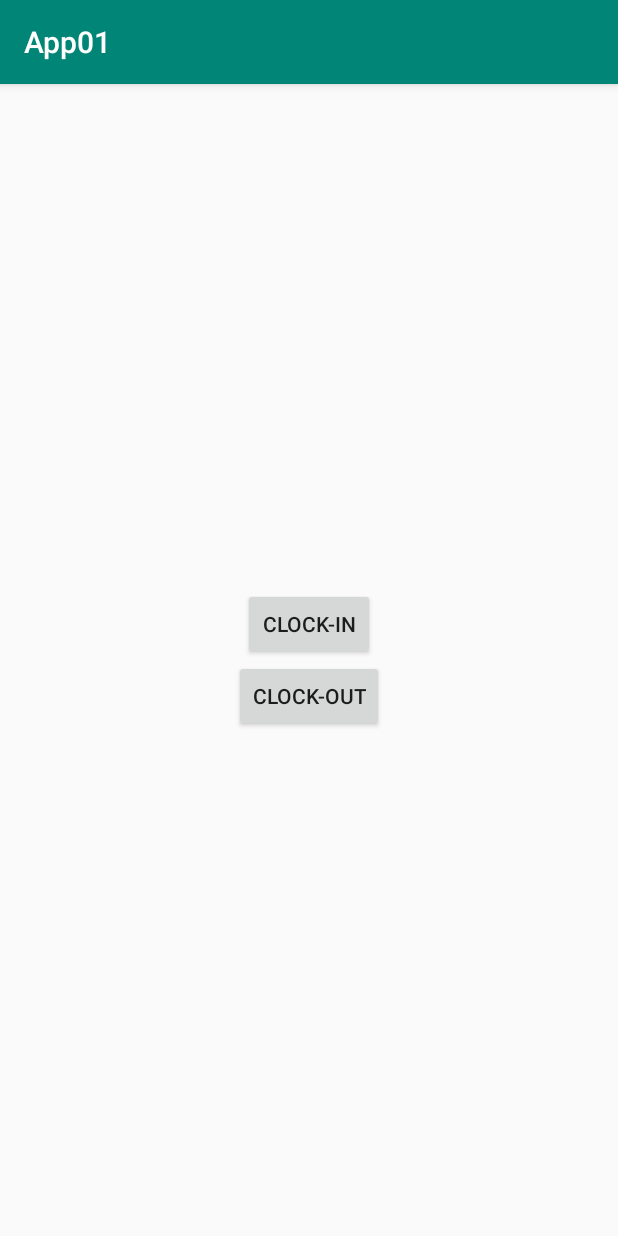
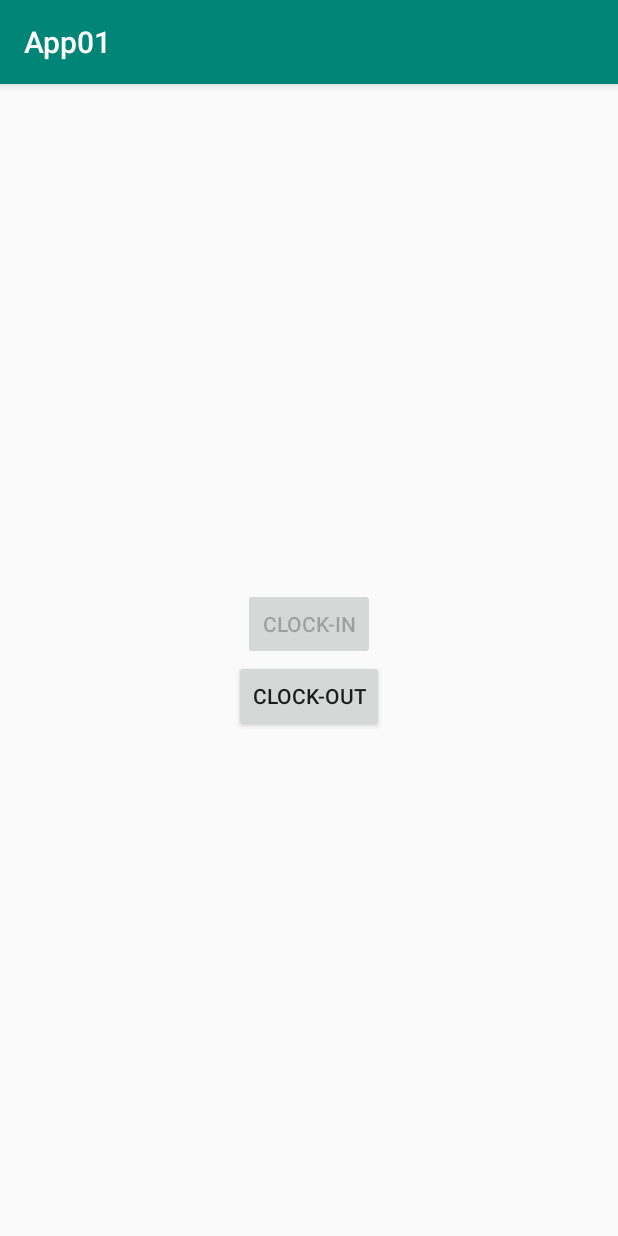
Before and after one commit to ChrisT233/MyProjects2, an Android app: the screen it shows after launch (MainActivity), after a tap on "CLOCK-IN", on a phone screen of 412 x 824 dp. Run offline under Robolectric (Android 15) with nearby library versions, the phone set to English and light mode, and no system bars.

Commit message:
Second instant

```diff
--- a/app/src/main/java/com/example/app01/MainActivity.java
+++ b/app/src/main/java/com/example/app01/MainActivity.java
@@ -7,19 +7,25 @@ import android.view.View;
 import android.widget.Button;
 
 public class MainActivity extends AppCompatActivity {
+    Button clockin1;
+    Button clockout1;
 
     @Override
     protected void onCreate(Bundle savedInstanceState) {
         super.onCreate(savedInstanceState);
         setContentView(R.layout.activity_main);
 
-        Button clockin1 = (Button) findViewById(R.id.clockin);
-        Button clockout1 = (Button) findViewById(R.id.clockout);
+        clockin1 = (Button) findViewById(R.id.clockin);
+        clockout1 = (Button) findViewById(R.id.clockout);
 
         clockin1.setOnClickListener(new View.OnClickListener() {
             @Override
             public void onClick(View view) {
                 System.out.println("lalala");
+                Singleton01.getInstance().setVisibleSecondButton(true);
+                Singleton01.getInstance().setVisibleFirstButton(false);
+
+                visibleButtons();
             }
         });
 
@@ -27,8 +33,22 @@ public class MainActivity extends AppCompatActivity {
             @Override
             public void onClick(View view) {
                 System.out.println("blabla");
+                Singleton01.getInstance().setVisibleFirstButton(true);
+                Singleton01.getInstance().setVisibleSecondButton(false);
+                visibleButtons();
             }
         });
 
     }
+
+    private void visibleButtons() {
+        if(Singleton01.getInstance().isVisibleSecondButton()) {
+            clockin1.setEnabled(false);
+            clockout1.setEnabled(true);
+        }
+        if(Singleton01.getInstance().isVisibleFirstButton() ) {
+            clockin1.setEnabled(true);
+            clockout1.setEnabled(false);
+        }
+    }
 }
--- a/app/src/main/java/com/example/app01/Singleton01.java
+++ b/app/src/main/java/com/example/app01/Singleton01.java
@@ -1,6 +1,10 @@
 package com.example.app01;
 
 class Singleton01 {
+
+    boolean VisibleSecondButton;
+    boolean VisibleFirstButton;
+
     private static final Singleton01 ourInstance = new Singleton01();
 
     static Singleton01 getInstance() {
@@ -9,4 +13,22 @@ class Singleton01 {
 
     private Singleton01() {
     }
+
+    public boolean isVisibleSecondButton() {
+        return VisibleSecondButton;
+    }
+
+    public void setVisibleSecondButton(boolean visibleSecondButton) {
+        VisibleSecondButton = visibleSecondButton;
+    }
+
+    public boolean isVisibleFirstButton() {
+        return VisibleFirstButton;
+    }
+
+    public void setVisibleFirstButton(boolean visibleFirstButton) {
+        VisibleFirstButton = visibleFirstButton;
+    }
+
+
 }
--- a/app/src/main/res/layout/activity_main.xml
+++ b/app/src/main/res/layout/activity_main.xml
@@ -1,7 +1,6 @@
 <?xml version="1.0" encoding="utf-8"?>
 
 <LinearLayout xmlns:android = "http://schemas.android.com/apk/res/android"
-    xmlns:tools = "http://schemas.android.com/tools"
     android:layout_width = "match_parent"
     android:layout_height = "match_parent"
     android:gravity="center"
```
